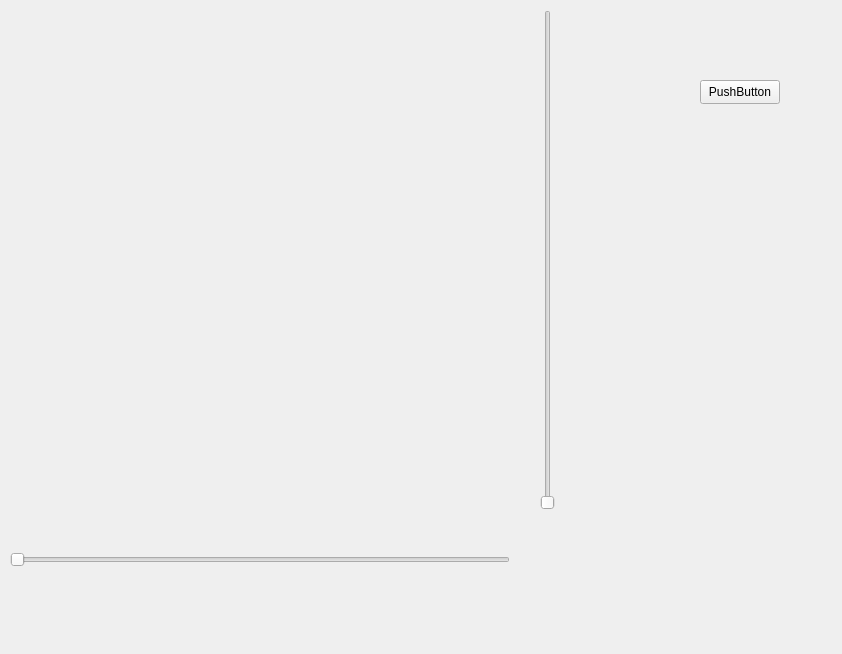
First picture: the form in mainwindow.ui, repository VladisStep/Lab_OpenGL_6, before the edit.
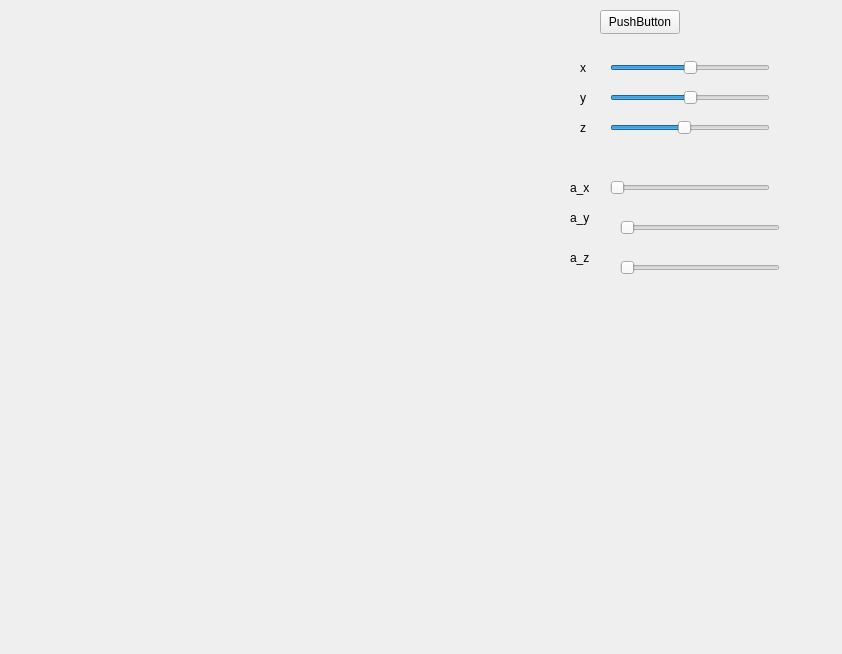
Second picture: the form after the edit. Custom widgets are drawn as their Qt base class.

```diff
--- a/mainwindow.ui
+++ b/mainwindow.ui
@@ -27,8 +27,8 @@
    <widget class="QPushButton" name="pushButton">
     <property name="geometry">
      <rect>
-      <x>700</x>
-      <y>80</y>
+      <x>600</x>
+      <y>10</y>
       <width>80</width>
       <height>24</height>
      </rect>
@@ -40,29 +40,141 @@
    <widget class="QSlider" name="verticalSlider">
     <property name="geometry">
      <rect>
-      <x>540</x>
-      <y>10</y>
+      <x>610</x>
+      <y>60</y>
+      <width>160</width>
+      <height>16</height>
+     </rect>
+    </property>
+    <property name="minimum">
+     <number>-100</number>
+    </property>
+    <property name="maximum">
+     <number>100</number>
+    </property>
+    <property name="orientation">
+     <enum>Qt::Horizontal</enum>
+    </property>
+   </widget>
+   <widget class="QSlider" name="horizontalSlider_y">
+    <property name="geometry">
+     <rect>
+      <x>610</x>
+      <y>90</y>
+      <width>160</width>
+      <height>16</height>
+     </rect>
+    </property>
+    <property name="minimum">
+     <number>-100</number>
+    </property>
+    <property name="maximum">
+     <number>100</number>
+    </property>
+    <property name="orientation">
+     <enum>Qt::Horizontal</enum>
+    </property>
+   </widget>
+   <widget class="QSlider" name="horizontalSlider_z">
+    <property name="geometry">
+     <rect>
+      <x>610</x>
+      <y>120</y>
+      <width>160</width>
+      <height>16</height>
+     </rect>
+    </property>
+    <property name="minimum">
+     <number>-100</number>
+    </property>
+    <property name="maximum">
+     <number>100</number>
+    </property>
+    <property name="value">
+     <number>-8</number>
+    </property>
+    <property name="orientation">
+     <enum>Qt::Horizontal</enum>
+    </property>
+   </widget>
+   <widget class="QLabel" name="label">
+    <property name="geometry">
+     <rect>
+      <x>580</x>
+      <y>60</y>
       <width>16</width>
-      <height>500</height>
+      <height>16</height>
      </rect>
     </property>
+    <property name="text">
+     <string>x</string>
+    </property>
+   </widget>
+   <widget class="QLabel" name="label_2">
+    <property name="geometry">
+     <rect>
+      <x>580</x>
+      <y>90</y>
+      <width>16</width>
+      <height>16</height>
+     </rect>
+    </property>
+    <property name="text">
+     <string>y</string>
+    </property>
+   </widget>
+   <widget class="QLabel" name="label_3">
+    <property name="geometry">
+     <rect>
+      <x>580</x>
+      <y>120</y>
+      <width>16</width>
+      <height>16</height>
+     </rect>
+    </property>
+    <property name="text">
+     <string>z</string>
+    </property>
+   </widget>
+   <widget class="QSlider" name="horizontalSlider_a_x">
+    <property name="geometry">
+     <rect>
+      <x>610</x>
+      <y>180</y>
+      <width>160</width>
+      <height>16</height>
+     </rect>
+    </property>
     <property name="maximum">
-     <number>180</number>
+     <number>360</number>
     </property>
-    <property name="pageStep">
-     <number>1</number>
+    <property name="orientation">
+     <enum>Qt::Horizontal</enum>
     </property>
+   </widget>
+   <widget class="QSlider" name="horizontalSlider_a_y">
+    <property name="geometry">
+     <rect>
+      <x>620</x>
+      <y>220</y>
+      <width>160</width>
+      <height>16</height>
+     </rect>
+    </property>
+    <property name="maximum">
+     <number>360</number>
+    </property>
     <property name="orientation">
-     <enum>Qt::Vertical</enum>
+     <enum>Qt::Horizontal</enum>
     </property>
    </widget>
    <widget class="QSlider" name="horizontalSlider">
     <property name="geometry">
      <rect>
-      <x>10</x>
-      <y>550</y>
-      <width>500</width>
-      <height>20</height>
+      <x>620</x>
+      <y>260</y>
+      <width>160</width>
+      <height>16</height>
      </rect>
     </property>
     <property name="maximum">
@@ -72,6 +184,45 @@
      <enum>Qt::Horizontal</enum>
     </property>
    </widget>
+   <widget class="QLabel" name="label_4">
+    <property name="geometry">
+     <rect>
+      <x>570</x>
+      <y>180</y>
+      <width>21</width>
+      <height>16</height>
+     </rect>
+    </property>
+    <property name="text">
+     <string>a_x</string>
+    </property>
+   </widget>
+   <widget class="QLabel" name="label_5">
+    <property name="geometry">
+     <rect>
+      <x>570</x>
+      <y>210</y>
+      <width>21</width>
+      <height>16</height>
+     </rect>
+    </property>
+    <property name="text">
+     <string>a_y</string>
+    </property>
+   </widget>
+   <widget class="QLabel" name="label_6">
+    <property name="geometry">
+     <rect>
+      <x>570</x>
+      <y>250</y>
+      <width>21</width>
+      <height>16</height>
+     </rect>
+    </property>
+    <property name="text">
+     <string>a_z</string>
+    </property>
+   </widget>
   </widget>
  </widget>
  <customwidgets>
```
Left out of the diff: 4 changed lines with no effect on the pictures.
